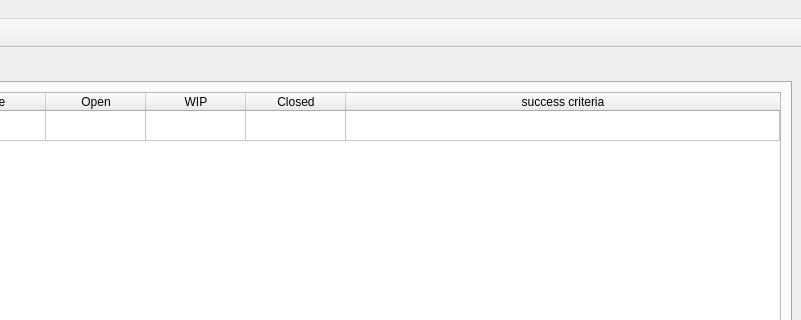
Above: pytask.ui from chernyshevdv/pytask before the change; both pictures show x 186 to 987 and y 0 to 320 of the 987 by 785 pixel window. Below: the same form after it.
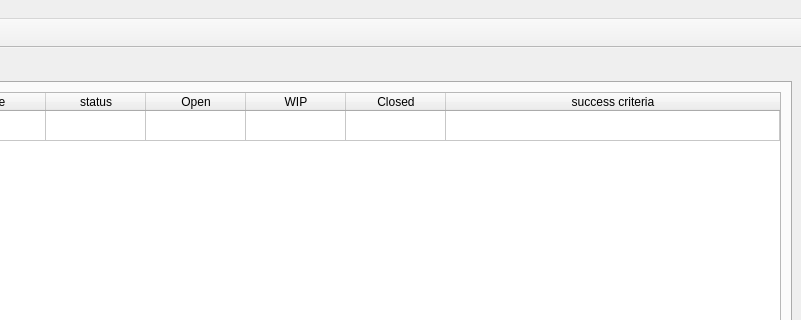
That is the form after the change. The open tabs and pages were chosen to show the change. Icons and pictures are not drawn.

The edit to the form file:
```diff
--- a/pytask.ui
+++ b/pytask.ui
@@ -386,6 +386,11 @@
             <string>title</string>
            </property>
           </column>
+          <column>
+           <property name="text">
+            <string>status</string>
+           </property>
+          </column>
           <column>
            <property name="text">
             <string>Open</string>
```
